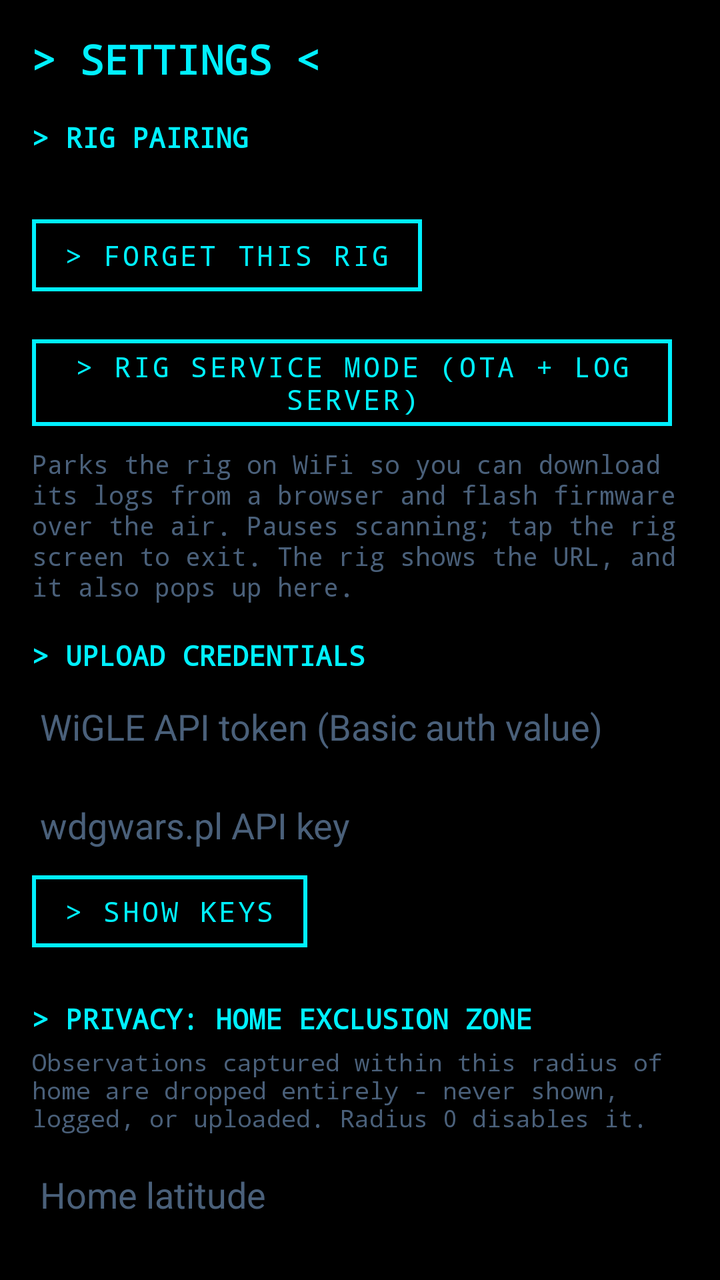
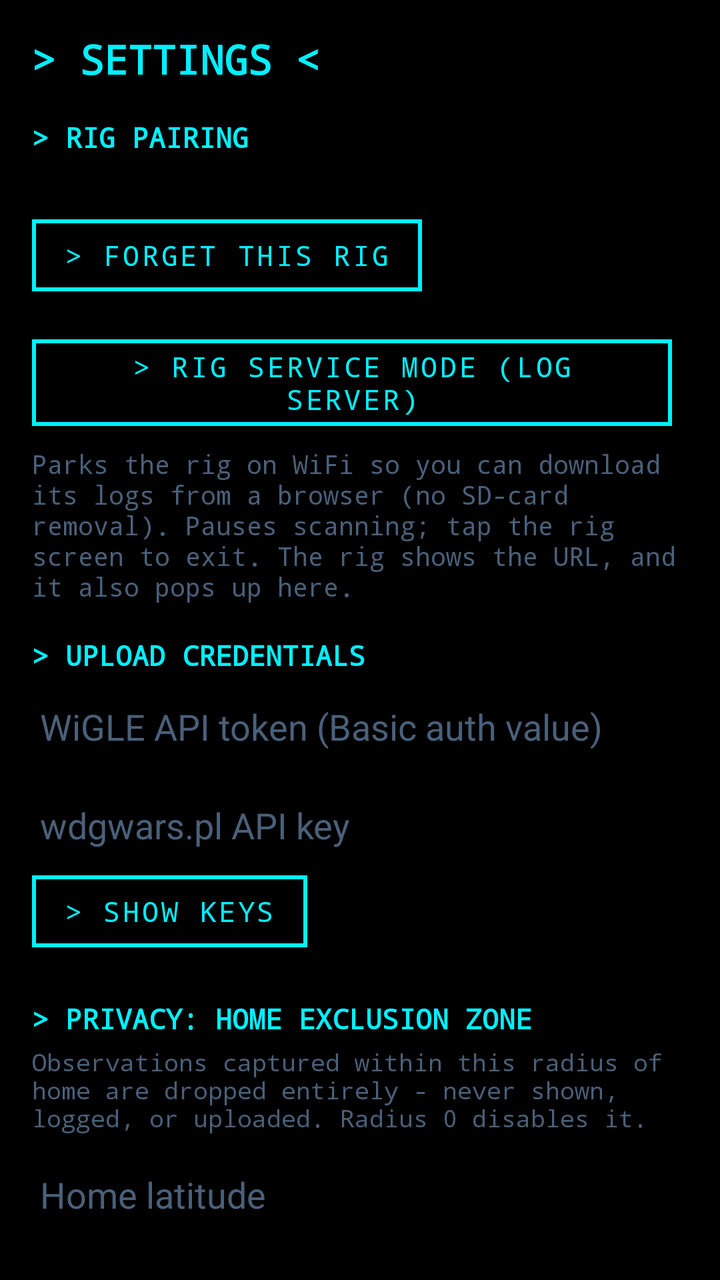

An Android layout rendered at two revisions. The XML below is the earlier revision; the diff shows what the commit changed to produce the second picture.
<!-- AndroidManifest.xml: application theme Theme.WardriveBridge -->
<!-- res/layout/activity_settings.xml -->
<?xml version="1.0" encoding="utf-8"?>
<ScrollView xmlns:android="http://schemas.android.com/apk/res/android"
    android:layout_width="match_parent"
    android:layout_height="match_parent"
    android:background="@color/background">

    <LinearLayout
        android:layout_width="match_parent"
        android:layout_height="wrap_content"
        android:orientation="vertical"
        android:padding="16dp">

        <TextView
            android:layout_width="match_parent"
            android:layout_height="wrap_content"
            android:text="&gt; SETTINGS &lt;"
            android:textColor="@color/cyan_500"
            android:textSize="20sp"
            android:textStyle="bold"
            android:paddingBottom="16dp" />

        <TextView
            android:layout_width="match_parent"
            android:layout_height="wrap_content"
            android:text="&gt; RIG PAIRING"
            android:textColor="@color/cyan_500"
            android:textSize="14sp"
            android:textStyle="bold"
            android:paddingBottom="4dp" />

        <TextView
            android:id="@+id/pairedRigText"
            android:layout_width="match_parent"
            android:layout_height="wrap_content"
            android:textColor="@color/text_primary"
            android:textSize="13sp" />

        <Button
            android:id="@+id/forgetRigButton"
            android:layout_width="wrap_content"
            android:layout_height="wrap_content"
            android:text="&gt; FORGET THIS RIG"
            android:layout_marginTop="4dp"
            android:layout_marginBottom="8dp" />

        <Button
            android:id="@+id/serviceModeButton"
            android:layout_width="wrap_content"
            android:layout_height="wrap_content"
            android:text="&gt; RIG SERVICE MODE (OTA + LOG SERVER)"
            android:layout_marginTop="4dp" />

        <TextView
            android:layout_width="match_parent"
            android:layout_height="wrap_content"
            android:text="Parks the rig on WiFi so you can download its logs from a browser and flash firmware over the air. Pauses scanning; tap the rig screen to exit. The rig shows the URL, and it also pops up here."
            android:textColor="@color/text_secondary"
            android:textSize="13sp"
            android:layout_marginTop="4dp"
            android:layout_marginBottom="16dp" />

        <TextView
            android:layout_width="match_parent"
            android:layout_height="wrap_content"
            android:text="&gt; UPLOAD CREDENTIALS"
            android:textColor="@color/cyan_500"
            android:textSize="14sp"
            android:textStyle="bold"
            android:paddingBottom="4dp" />

        <EditText
            android:id="@+id/wigleTokenInput"
            android:layout_width="match_parent"
            android:layout_height="wrap_content"
            android:hint="WiGLE API token (Basic auth value)"
            android:textColorHint="@color/text_secondary"
            android:textColor="@color/text_primary"
            android:inputType="textPassword"
            android:singleLine="true" />

        <EditText
            android:id="@+id/wdgwarsKeyInput"
            android:layout_width="match_parent"
            android:layout_height="wrap_content"
            android:hint="wdgwars.pl API key"
            android:textColorHint="@color/text_secondary"
            android:textColor="@color/text_primary"
            android:inputType="textPassword"
            android:singleLine="true"
            android:layout_marginTop="8dp" />

        <Button
            android:id="@+id/showKeysButton"
            android:layout_width="wrap_content"
            android:layout_height="wrap_content"
            android:text="&gt; SHOW KEYS" />

        <TextView
            android:layout_width="match_parent"
            android:layout_height="wrap_content"
            android:text="&gt; PRIVACY: HOME EXCLUSION ZONE"
            android:textColor="@color/cyan_500"
            android:textSize="14sp"
            android:textStyle="bold"
            android:paddingTop="20dp"
            android:paddingBottom="4dp" />

        <TextView
            android:layout_width="match_parent"
            android:layout_height="wrap_content"
            android:text="Observations captured within this radius of home are dropped entirely - never shown, logged, or uploaded. Radius 0 disables it."
            android:textColor="@color/text_secondary"
            android:textSize="12sp"
            android:paddingBottom="8dp" />

        <EditText
            android:id="@+id/homeLatInput"
            android:layout_width="match_parent"
            android:layout_height="wrap_content"
            android:hint="Home latitude"
            android:textColorHint="@color/text_secondary"
            android:textColor="@color/text_primary"
            android:inputType="numberSigned|numberDecimal"
            android:singleLine="true" />

        <EditText
            android:id="@+id/homeLonInput"
            android:layout_width="match_parent"
            android:layout_height="wrap_content"
            android:hint="Home longitude"
            android:textColorHint="@color/text_secondary"
            android:textColor="@color/text_primary"
            android:inputType="numberSigned|numberDecimal"
            android:singleLine="true"
            android:layout_marginTop="8dp" />

        <EditText
            android:id="@+id/homeRadiusInput"
            android:layout_width="match_parent"
            android:layout_height="wrap_content"
            android:hint="Exclusion radius (meters)"
            android:textColorHint="@color/text_secondary"
            android:textColor="@color/text_primary"
            android:inputType="numberDecimal"
            android:singleLine="true"
            android:layout_marginTop="8dp" />

        <Button
            android:id="@+id/useCurrentLocationButton"
            android:layout_width="wrap_content"
            android:layout_height="wrap_content"
            android:text="&gt; USE CURRENT GPS FIX AS HOME"
            android:layout_marginTop="8dp" />

        <TextView
            android:layout_width="match_parent"
            android:layout_height="wrap_content"
            android:text="&gt; PRIVACY: BLACKLISTS"
            android:textColor="@color/cyan_500"
            android:textSize="14sp"
            android:textStyle="bold"
            android:paddingTop="20dp"
            android:paddingBottom="4dp" />

        <TextView
            android:layout_width="match_parent"
            android:layout_height="wrap_content"
            android:text="Any SSID ending in _nomap is always excluded (WiGLE's own opt-out convention), regardless of these lists."
            android:textColor="@color/text_secondary"
            android:textSize="12sp"
            android:paddingBottom="8dp" />

        <EditText
            android:id="@+id/macBlacklistInput"
            android:layout_width="match_parent"
            android:layout_height="wrap_content"
            android:hint="MAC blacklist, comma-separated"
            android:textColorHint="@color/text_secondary"
            android:textColor="@color/text_primary" />

        <EditText
            android:id="@+id/ssidBlacklistInput"
            android:layout_width="match_parent"
            android:layout_height="wrap_content"
            android:hint="SSID/name blacklist, comma-separated"
            android:textColorHint="@color/text_secondary"
            android:textColor="@color/text_primary"
            android:layout_marginTop="8dp" />

        <TextView
            android:layout_width="match_parent"
            android:layout_height="wrap_content"
            android:text="&gt; GPS QUALITY GATING"
            android:textColor="@color/cyan_500"
            android:textSize="14sp"
            android:textStyle="bold"
            android:paddingTop="20dp"
            android:paddingBottom="4dp" />

        <TextView
            android:layout_width="match_parent"
            android:layout_height="wrap_content"
            android:text="Pause logging when HDOP (horizontal position quality from real GPS NMEA data) rises above this value - tunnels, urban canyons, or no fix yet. 0 disables this and always logs."
            android:textColor="@color/text_secondary"
            android:textSize="12sp"
            android:paddingBottom="8dp" />

        <EditText
            android:id="@+id/maxHdopInput"
            android:layout_width="match_parent"
            android:layout_height="wrap_content"
            android:hint="Max HDOP, 0 = disabled"
            android:textColorHint="@color/text_secondary"
            android:textColor="@color/text_primary"
            android:inputType="numberDecimal"
            android:singleLine="true" />

        <TextView
            android:layout_width="match_parent"
            android:layout_height="wrap_content"
            android:text="&gt; STORAGE"
            android:textColor="@color/cyan_500"
            android:textSize="14sp"
            android:textStyle="bold"
            android:paddingTop="20dp"
            android:paddingBottom="4dp" />

        <TextView
            android:layout_width="match_parent"
            android:layout_height="wrap_content"
            android:text="Delete logs older than this many days on app start. 0 keeps everything forever."
            android:textColor="@color/text_secondary"
            android:textSize="12sp"
            android:paddingBottom="8dp" />

        <EditText
            android:id="@+id/retentionDaysInput"
            android:layout_width="match_parent"
            android:layout_height="wrap_content"
            android:hint="Retention (days), 0 = forever"
            android:textColorHint="@color/text_secondary"
            android:textColor="@color/text_primary"
            android:inputType="number"
            android:singleLine="true" />

        <TextView
            android:layout_width="match_parent"
            android:layout_height="wrap_content"
            android:text="&gt; DRIVING"
            android:textColor="@color/cyan_500"
            android:textSize="14sp"
            android:textStyle="bold"
            android:paddingTop="20dp"
            android:paddingBottom="4dp" />

        <EditText
            android:id="@+id/spokenMinutesInput"
            android:layout_width="match_parent"
            android:layout_height="wrap_content"
            android:hint="Spoken update every N minutes, 0 = off"
            android:textColorHint="@color/text_secondary"
            android:textColor="@color/text_primary"
            android:inputType="number"
            android:singleLine="true" />

        <CheckBox
            android:id="@+id/spokenTrackerCheck"
            android:layout_width="wrap_content"
            android:layout_height="wrap_content"
            android:textColor="@color/text_primary"
            android:text="Say it out loud when a tracker seems to follow you" />

        <CheckBox
            android:id="@+id/autoUploadCheck"
            android:layout_width="wrap_content"
            android:layout_height="wrap_content"
            android:textColor="@color/text_primary"
            android:text="Upload each run automatically when it stops on WiFi" />

        <CheckBox
            android:id="@+id/tripModeCheck"
            android:layout_width="wrap_content"
            android:layout_height="wrap_content"
            android:textColor="@color/text_primary"
            android:text="Trip mode: upload the rig's data through this phone (Bluetooth)" />

        <TextView
            android:layout_width="match_parent"
            android:layout_height="wrap_content"
            android:textColor="@color/text_secondary"
            android:textSize="12sp"
            android:text="For trips away from home WiFi. While on, the rig sends its logs over Bluetooth and this phone uploads them over its own connection; the rig holds off its own upload so nothing is sent twice. Off = the rig uploads over its own WiFi as usual." />

        <TextView
            android:layout_width="match_parent" android:layout_height="wrap_content"
            android:text="&gt; APP THEME" android:textColor="@color/cyan_500"
            android:textSize="14sp" android:textStyle="bold" android:paddingTop="20dp" android:paddingBottom="4dp" />

        <Button android:id="@+id/primaryAccentButton"
            android:layout_width="match_parent" android:layout_height="wrap_content"
            android:text="Primary accent colour" />
        <Button android:id="@+id/secondaryAccentButton"
            android:layout_width="match_parent" android:layout_height="wrap_content"
            android:text="Secondary accent colour" />
        <Button android:id="@+id/resetThemeButton"
            android:layout_width="wrap_content" android:layout_height="wrap_content"
            android:text="&gt; RESET THEME" />

        <TextView
            android:layout_width="match_parent" android:layout_height="wrap_content"
            android:text="&gt; RIG LEDS &amp; SCREEN" android:textColor="@color/cyan_500"
            android:textSize="14sp" android:textStyle="bold" android:paddingTop="20dp" android:paddingBottom="4dp" />
        <TextView
            android:layout_width="match_parent" android:layout_height="wrap_content"
            android:textColor="@color/text_secondary" android:textSize="12sp"
            android:text="Applied to the rig over Bluetooth and saved on its SD card. The CYD screen keeps its own look; these are just the status LEDs and screen brightness/timeout." />

        <EditText android:id="@+id/rigLedBrightnessInput"
            android:layout_width="match_parent" android:layout_height="wrap_content"
            android:hint="LED brightness 0-100" android:textColorHint="@color/text_secondary"
            android:textColor="@color/text_primary" android:inputType="number" android:singleLine="true" />
        <EditText android:id="@+id/rigScreenBrightnessInput"
            android:layout_width="match_parent" android:layout_height="wrap_content"
            android:hint="Screen brightness 0-100" android:textColorHint="@color/text_secondary"
            android:textColor="@color/text_primary" android:inputType="number" android:singleLine="true" />
        <EditText android:id="@+id/rigScreenTimeoutInput"
            android:layout_width="match_parent" android:layout_height="wrap_content"
            android:hint="Screen timeout seconds, 0 = never" android:textColorHint="@color/text_secondary"
            android:textColor="@color/text_primary" android:inputType="number" android:singleLine="true" />
        <CheckBox android:id="@+id/rigScreenKeepOnCheck"
            android:layout_width="wrap_content" android:layout_height="wrap_content"
            android:textColor="@color/text_primary" android:text="Keep the rig screen on while a run is active" />
        <Button android:id="@+id/rigLedApButton" android:layout_width="match_parent" android:layout_height="wrap_content" android:text="LED colour: AP seen" />
        <Button android:id="@+id/rigLedBleButton" android:layout_width="match_parent" android:layout_height="wrap_content" android:text="LED colour: BLE seen" />
        <Button android:id="@+id/rigLedOkButton" android:layout_width="match_parent" android:layout_height="wrap_content" android:text="LED colour: OK / start / stop" />
        <Button android:id="@+id/rigLedFailButton" android:layout_width="match_parent" android:layout_height="wrap_content" android:text="LED colour: error / fail" />

        <TextView
            android:layout_width="match_parent" android:layout_height="wrap_content"
            android:text="&gt; RIG NETWORK &amp; DEBUG" android:textColor="@color/cyan_500"
            android:textSize="14sp" android:textStyle="bold" android:paddingTop="20dp" android:paddingBottom="4dp" />
        <TextView
            android:layout_width="match_parent" android:layout_height="wrap_content"
            android:textColor="@color/text_secondary" android:textSize="12sp"
            android:text="Change the WiFi the rig uploads through, and the service-mode password that protects over-the-air updates and the log server. Sent to the rig over Bluetooth and saved on its SD card. Leave a field blank to keep what the rig already has. Password fields are cleared after saving." />

        <EditText android:id="@+id/rigWifiSsidInput"
            android:layout_width="match_parent" android:layout_height="wrap_content"
            android:hint="WiFi network name (SSID)" android:textColorHint="@color/text_secondary"
            android:textColor="@color/text_primary" android:inputType="text" android:singleLine="true" />
        <EditText android:id="@+id/rigWifiPassInput"
            android:layout_width="match_parent" android:layout_height="wrap_content"
            android:hint="WiFi password" android:textColorHint="@color/text_secondary"
            android:textColor="@color/text_primary" android:inputType="textPassword" android:singleLine="true" />
        <EditText android:id="@+id/rigBackupSsidInput"
            android:layout_width="match_parent" android:layout_height="wrap_content"
            android:hint="Backup WiFi name (e.g. phone hotspot)" android:textColorHint="@color/text_secondary"
            android:textColor="@color/text_primary" android:inputType="text" android:singleLine="true" />
        <EditText android:id="@+id/rigBackupPassInput"
            android:layout_width="match_parent" android:layout_height="wrap_content"
            android:hint="Backup WiFi password" android:textColorHint="@color/text_secondary"
            android:textColor="@color/text_primary" android:inputType="textPassword" android:singleLine="true" />
        <EditText android:id="@+id/rigServicePassInput"
            android:layout_width="match_parent" android:layout_height="wrap_content"
            android:hint="Service-mode password (OTA + log server)" android:textColorHint="@color/text_secondary"
            android:textColor="@color/text_primary" android:inputType="textPassword" android:singleLine="true" />

        <TextView
            android:layout_width="match_parent" android:layout_height="wrap_content"
            android:text="&gt; DETECTION ALERTS" android:textColor="@color/cyan_500"
            android:textSize="14sp" android:textStyle="bold" android:paddingTop="20dp" android:paddingBottom="4dp" />
        <TextView
            android:layout_width="match_parent" android:layout_height="wrap_content"
            android:textColor="@color/text_secondary" android:textSize="12sp"
            android:text="Announce (spoken + vibrate on the phone, and a banner + LED flash on the rig) the first time each of these is seen in a run. Sent to the rig too, so alerts work with or without the phone." />
        <CheckBox android:id="@+id/alertFlockCheck" android:layout_width="wrap_content" android:layout_height="wrap_content" android:textColor="@color/text_primary" android:text="Flock cameras (ALPR)" />
        <CheckBox android:id="@+id/alertPoliceCheck" android:layout_width="wrap_content" android:layout_height="wrap_content" android:textColor="@color/text_primary" android:text="Police body/fleet cameras" />
        <CheckBox android:id="@+id/alertSkimmerCheck" android:layout_width="wrap_content" android:layout_height="wrap_content" android:textColor="@color/text_primary" android:text="Possible BLE card skimmers" />
        <CheckBox android:id="@+id/alertFlipperCheck" android:layout_width="wrap_content" android:layout_height="wrap_content" android:textColor="@color/text_primary" android:text="Flipper Zero" />
        <CheckBox android:id="@+id/alertDroneCheck" android:layout_width="wrap_content" android:layout_height="wrap_content" android:textColor="@color/text_primary" android:text="Drones (Remote ID) - phone only" />
        <CheckBox android:id="@+id/alertMeshCheck" android:layout_width="wrap_content" android:layout_height="wrap_content" android:textColor="@color/text_primary" android:text="Meshtastic radios - phone only" />
        <CheckBox android:id="@+id/alertGlassesCheck" android:layout_width="wrap_content" android:layout_height="wrap_content" android:textColor="@color/text_primary" android:text="Smart glasses" />
        <CheckBox android:id="@+id/alertActionCamCheck" android:layout_width="wrap_content" android:layout_height="wrap_content" android:textColor="@color/text_primary" android:text="Action cameras" />
        <CheckBox android:id="@+id/alertPineappleCheck" android:layout_width="wrap_content" android:layout_height="wrap_content" android:textColor="@color/text_primary" android:text="WiFi Pineapple (rogue AP)" />

        <Button
            android:id="@+id/saveSettingsButton"
            android:layout_width="match_parent"
            android:layout_height="wrap_content"
            android:text="&gt; SAVE"
            android:layout_marginTop="24dp" />

    </LinearLayout>
</ScrollView>
<!-- resources referenced by this layout -->
<resources>
  <color name="background">#000000</color>
  <color name="cyan_500">#00F0FF</color>
  <color name="text_primary">#00F0FF</color>
  <color name="text_secondary">#4A607A</color>
  <style name="Theme.WardriveBridge" parent="Theme.MaterialComponents.DayNight.NoActionBar">
          <item name="colorPrimary">@color/cyan_500</item>
          <item name="colorPrimaryDark">@color/pure_black</item>
          <item name="colorAccent">@color/cyan_500</item>
          <item name="android:windowBackground">@color/background</item>
          
          <item name="android:textViewStyle">@style/TacticalTextView</item>
          <item name="buttonStyle">@style/TacticalButton</item>
          <item name="materialButtonStyle">@style/TacticalButton</item>
          <item name="android:editTextStyle">@style/TacticalEditText</item>
      </style>
  <color name="pure_black">#000000</color>
  <style name="TacticalTextView" parent="android:Widget.TextView">
          <item name="android:fontFamily">monospace</item>
          <item name="android:typeface">monospace</item>
      </style>
  <style name="TacticalButton" parent="Widget.MaterialComponents.Button.OutlinedButton">
          <item name="android:fontFamily">monospace</item>
          <item name="android:typeface">monospace</item>
          <item name="android:textAllCaps">true</item>
          <item name="android:textColor">@color/cyan_500</item>
          <item name="strokeColor">@color/cyan_500</item>
          <item name="strokeWidth">2dp</item>
          <item name="cornerRadius">0dp</item>
          <item name="rippleColor">@color/cyan_500</item>
          <item name="android:elevation">0dp</item>
          <item name="android:stateListAnimator">@null</item>
      </style>
  <style name="TacticalEditText" parent="android:Widget.EditText">
          <item name="android:fontFamily">monospace</item>
          <item name="android:typeface">monospace</item>
          <item name="android:textColor">@color/text_primary</item>
          <item name="android:textColorHint">@color/text_secondary</item>
      </style>
</resources>

<!-- the commit's change to res/layout/activity_settings.xml (unified diff, before → after) -->
@@ -47,13 +47,13 @@
             android:id="@+id/serviceModeButton"
             android:layout_width="wrap_content"
             android:layout_height="wrap_content"
-            android:text="&gt; RIG SERVICE MODE (OTA + LOG SERVER)"
+            android:text="&gt; RIG SERVICE MODE (LOG SERVER)"
             android:layout_marginTop="4dp" />
 
         <TextView
             android:layout_width="match_parent"
             android:layout_height="wrap_content"
-            android:text="Parks the rig on WiFi so you can download its logs from a browser and flash firmware over the air. Pauses scanning; tap the rig screen to exit. The rig shows the URL, and it also pops up here."
+            android:text="Parks the rig on WiFi so you can download its logs from a browser (no SD-card removal). Pauses scanning; tap the rig screen to exit. The rig shows the URL, and it also pops up here."
             android:textColor="@color/text_secondary"
             android:textSize="13sp"
             android:layout_marginTop="4dp"
@@ -283,6 +283,31 @@
             android:layout_height="wrap_content"
             android:textColor="@color/text_primary"
             android:text="Trip mode: upload the rig's data through this phone (Bluetooth)" />
+
+        <TextView
+            android:layout_width="match_parent"
+            android:layout_height="wrap_content"
+            android:text="&gt; BACKGROUND"
+            android:textColor="@color/cyan_500"
+            android:textSize="14sp"
+            android:textStyle="bold"
+            android:paddingTop="20dp"
+            android:paddingBottom="4dp" />
+
+        <TextView
+            android:layout_width="match_parent"
+            android:layout_height="wrap_content"
+            android:text="Android's battery optimizer can pause or kill scanning when the screen is off or the app is in the background, so a long drive stops logging. Allow unrestricted background usage so a run keeps going with the screen off."
+            android:textColor="@color/text_secondary"
+            android:textSize="13sp"
+            android:paddingBottom="6dp" />
+
+        <Button
+            android:id="@+id/batteryOptButton"
+            android:layout_width="wrap_content"
+            android:layout_height="wrap_content"
+            android:text="&gt; ALLOW BACKGROUND USAGE"
+            android:layout_marginTop="4dp" />
 
         <TextView
             android:layout_width="match_parent"
